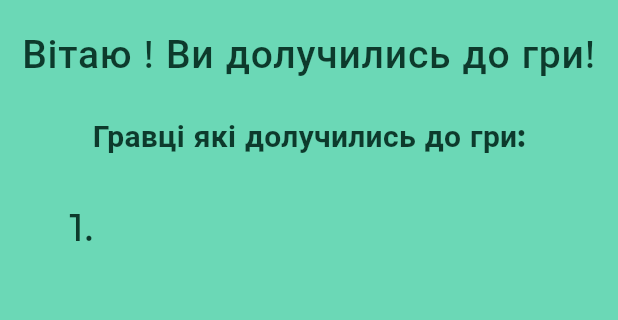
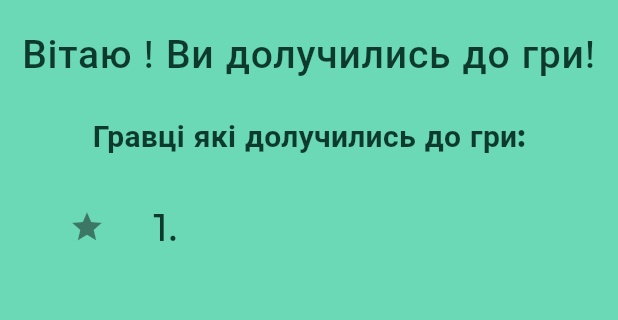
Before and after one commit to yutaDV/wordplay, a Flutter app: the CreateGamePage screen opened directly with empty values, after a tap on the "radio button unchecked" icon, after a tap on "запросити гравців", on a phone screen of 412 x 824 dp, the part 189-509 px from its top. Run offline on Flutter 3.47's test engine with Material 2 defaults, Android fonts, the phone set to English and light mode, and no system bars; our stand-ins replace cloud_firestore, equatable, firebase_core, flutter_bloc, flutter_svg; accounts and stored records are empty; generated files the repository leaves out were written again; project files that could hold a hidden picture were left out.

Commit message:
finish creating

```diff
--- a/lib/features/create_game_page/create_game_page.dart
+++ b/lib/features/create_game_page/create_game_page.dart
@@ -3,7 +3,7 @@ import 'package:wordplay/features/create_game_page/widget/game_type_selection.da
 import 'package:wordplay/features/create_game_page/widget/language_selection.dart';
 import 'package:wordplay/features/create_game_page/widget/difficulty_selection.dart';
 import 'package:wordplay/features/create_game_page/widget/winner_selection.dart';
-import 'package:wordplay/features/waiting_players/view/waitng_players_page.dart';
+import 'package:wordplay/features/waiting_players/view/waiting_players_page.dart';
 import 'package:wordplay/generated/l10n.dart';
 import 'package:wordplay/repositories/game_repository.dart';
 
--- a/lib/features/waiting_players/view/waitng_players_page.dart
+++ b/lib/features/waiting_players/view/waiting_players_page.dart
@@ -51,6 +51,7 @@ class _WaitingPageContentState extends State<WaitingPageContent> {
         builder: (context, state) {
           if (state is GameLoaded) {
             final playerName = state.playerNames.isNotEmpty ? state.playerNames[0] : 'Unknown';
+            final isGameStarter = playerName == widget.playerName;
 
             return Column(
               mainAxisAlignment: MainAxisAlignment.start,
@@ -81,20 +82,32 @@ class _WaitingPageContentState extends State<WaitingPageContent> {
                         final playerLabel = (index + 1).toString();
                         return ListTile(
                           title: Text('$playerLabel. $player'),
+                          leading: index == 0
+                              ? isGameStarter
+                              ? const Icon(Icons.star)
+                              : const Icon(Icons.label)
+                              : null,
                         );
                       },
                     ),
                   ),
                 ),
 
-
                 const SizedBox(height: 20),
-                MainButton(
-                  text: S.of(context).startTheGame,
-                  onPressed: () async {
-                    // TODO
-                  },
-                ),
+                if (isGameStarter)
+                  MainButton(
+                    text: S.of(context).startTheGame,
+                    onPressed: () async {
+                      // TODO: Логіка для початку гри
+                    },
+                  ),
+                if (!isGameStarter)
+                  Text(
+                      S.of(context).WaitingNotice,
+                      style: Theme.of(context).textTheme.titleSmall?.copyWith(
+                        fontWeight: FontWeight.bold,
+                      ),
+                  ),
                 const SizedBox(height: 30),
               ],
             );
--- a/lib/features/waiting_players/waiting_players_cubit/waiting_players_cubit.dart
+++ b/lib/features/waiting_players/waiting_players_cubit/waiting_players_cubit.dart
@@ -1,8 +1,6 @@
 import 'package:equatable/equatable.dart';
 import 'package:flutter_bloc/flutter_bloc.dart';
-
 import 'package:wordplay/repositories/game_repository.dart';
-
 
 part 'waiting_players_state.dart';
 
@@ -15,8 +13,13 @@ class GameCubit extends Cubit<GameState> {
     try {
       final game = await gameRepository.getGameByAccessCode(accessCode);
       if (game != null) {
-        final playerNames = await gameRepository.getPlayerNamesByAccessCode(accessCode);
-        emit(GameLoaded(playerNames: playerNames));
+        final playerNames = await gameRepository.getPlayerNamesByAccessCode(
+            accessCode);
+
+        final isGameStarter = playerNames.isNotEmpty;
+
+        emit(
+            GameLoaded(playerNames: playerNames, isGameStarter: isGameStarter));
       } else {
         emit(const GameError(message: 'Game not found.'));
       }
--- a/lib/features/waiting_players/waiting_players_cubit/waiting_players_state.dart
+++ b/lib/features/waiting_players/waiting_players_cubit/waiting_players_state.dart
@@ -12,11 +12,12 @@ class GameInitial extends GameState {}
 
 class GameLoaded extends GameState {
   final List<String> playerNames;
+  final bool isGameStarter; // Додайте це поле
 
-  const GameLoaded({required this.playerNames});
+  const GameLoaded({required this.playerNames, required this.isGameStarter});
 
   @override
-  List<Object?> get props => [playerNames];
+  List<Object?> get props => [playerNames, isGameStarter]; // Додайте isGameStarter сюди
 }
 
 class GameError extends GameState {
--- a/lib/features/welcome_page/welcome_page.dart
+++ b/lib/features/welcome_page/welcome_page.dart
@@ -1,7 +1,7 @@
 import 'package:flutter/material.dart';
 import 'package:flutter_bloc/flutter_bloc.dart';
 import 'package:wordplay/features/create_game_page/create_game_page.dart';
-import 'package:wordplay/features/waiting_players/view/waitng_players_page.dart';
+import 'package:wordplay/features/waiting_players/view/waiting_players_page.dart';
 import 'package:wordplay/features/welcome_page/navigation_cubit.dart';
 import 'package:wordplay/repositories/game_repository.dart';
 
--- a/lib/game_app.dart
+++ b/lib/game_app.dart
@@ -1,7 +1,7 @@
 import 'package:flutter/material.dart';
 import 'package:flutter_localizations/flutter_localizations.dart';
 import 'package:wordplay/features/create_game_page/create_game_page.dart';
-import 'package:wordplay/features/waiting_players/view/waitng_players_page.dart';
+import 'package:wordplay/features/waiting_players/view/waiting_players_page.dart';
 import 'package:wordplay/features/welcome_page/welcome_page.dart';
 import 'package:wordplay/themes/theme.dart';
 import 'controllers/theme_controller.dart';
--- a/lib/l10n/intl_en.arb
+++ b/lib/l10n/intl_en.arb
@@ -39,5 +39,6 @@
   "methodWinner": "Method of determining the winner",
   "welcome": "Welcome",
   "ListOfPlayers": "Players who joined the game:",
+  "WaitingNotice": "Wait for the first player to start the game",
   "youHaveJoinedTheGame": "You have joined the game."
 }
--- a/lib/l10n/intl_uk.arb
+++ b/lib/l10n/intl_uk.arb
@@ -39,5 +39,6 @@
   "methodWinner": "Спосіб визначення переможця",
   "welcome": "Вітаю",
   "ListOfPlayers": "Гравці які долучились до гри:",
+  "WaitingNotice": "Очікуйте доки перший гравець почне гру",
   "youHaveJoinedTheGame": "Ви долучились до гри!"
 }
--- a/lib/ui/widget/app_bar.dart
+++ b/lib/ui/widget/app_bar.dart
@@ -18,12 +18,14 @@ class MyAppBar extends StatelessWidget implements PreferredSizeWidget {
   @override
   Widget build(BuildContext context) {
     return AppBar(
-      leading: showBackButton ? IconButton(
+      leading: showBackButton
+          ? IconButton(
         icon: const Icon(Icons.arrow_back),
         onPressed: () {
           Navigator.of(context).pop();
         },
-      ) : null,
+      )
+          : null,
       title: Row(
         children: [
           const Logo(size: 40),
```
